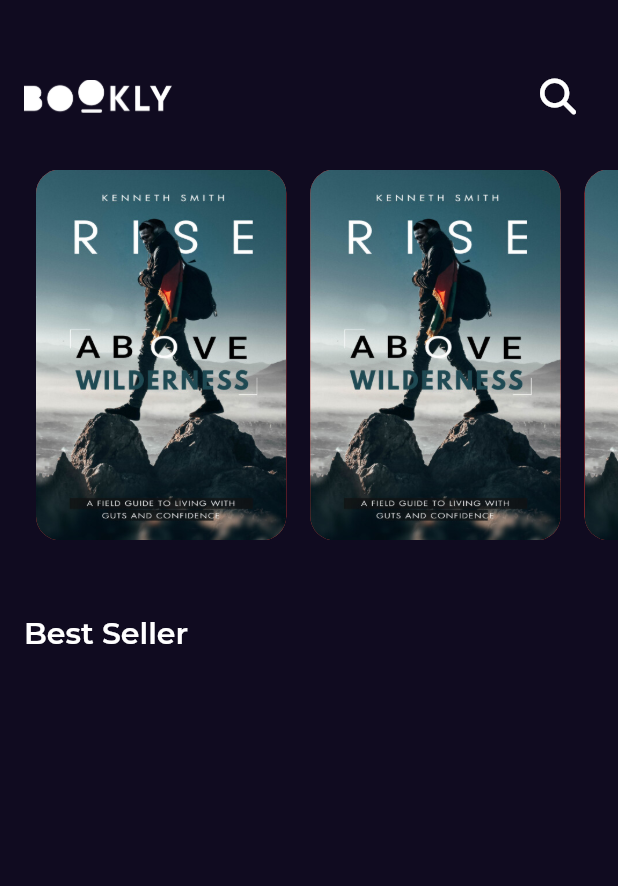
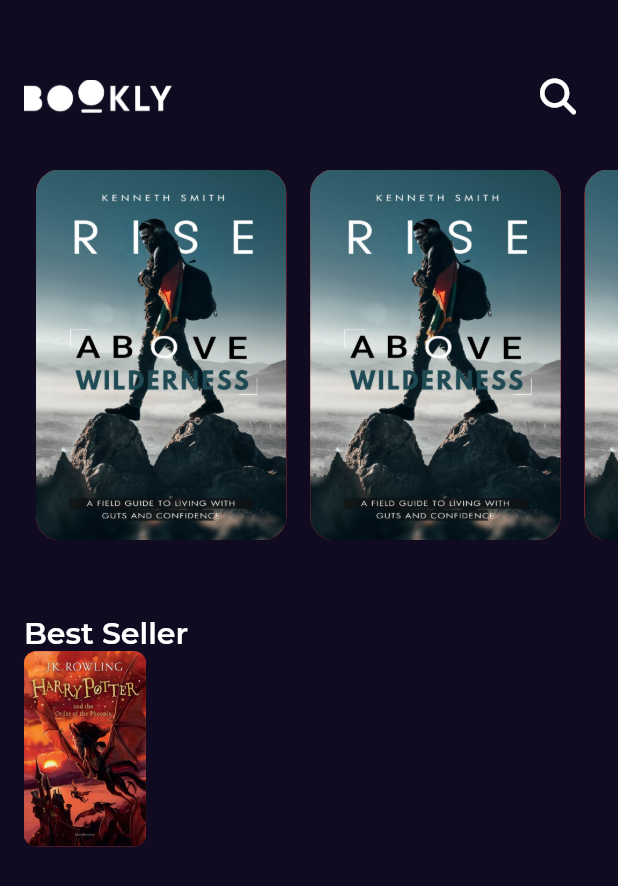
Before and after one commit to tarek-binselm/bookly_app, a Flutter app: the screen it shows after launch, on a phone screen of 412 x 824 dp. Shown: the top 886 px of the screen. Run offline on Flutter 3.47's test engine with Material 2 defaults, Android fonts, the light colour scheme and no system bars; our stand-ins replace font_awesome_flutter, get, google_fonts.

Commit message:
best seller list view item part 1

```diff
--- a/lib/core/utils/assests.dart
+++ b/lib/core/utils/assests.dart
@@ -1,4 +1,5 @@
 class AssetsData {
   static const logo = 'assets/images/Logo.png';
   static const testImage = 'assets/images/test_image.jpg';
+  static const testImage2 = 'assets/images/test2_image.png';
 }
--- a/lib/features/Home/presentation/views/widgets/home_view_body.dart
+++ b/lib/features/Home/presentation/views/widgets/home_view_body.dart
@@ -1,3 +1,4 @@
+import 'package:bookly_app/core/utils/assests.dart';
 import 'package:bookly_app/core/utils/styles.dart';
 import 'package:bookly_app/features/Home/presentation/views/widgets/custom_app_bar.dart';
 import 'package:bookly_app/features/Home/presentation/views/widgets/featured_books_list_view.dart';
@@ -22,8 +23,40 @@
             'Best Seller',
             style: Styles.titleMedium,
           ),
+          BestSellerListViewItem(),
         ],
       ),
     );
   }
 }
+
+class BestSellerListViewItem extends StatelessWidget {
+  const BestSellerListViewItem({super.key});
+
+  @override
+  Widget build(BuildContext context) {
+    return SizedBox(
+      height: 130,
+      child: Row(
+        children: [
+          AspectRatio(
+            aspectRatio: 2.5 / 4,
+            child: Container(
+              decoration: BoxDecoration(
+                color: Colors.red,
+                borderRadius: BorderRadius.circular(8),
+                image: const DecorationImage(
+                  fit: BoxFit.fill,
+                  image: AssetImage(AssetsData.testImage2),
+                ),
+              ),
+            ),
+          ),
+          const Column(
+            children: [],
+          ),
+        ],
+      ),
+    );
+  }
+}
```
Also changed, not shown: assets/images/test2_image.png (added).
